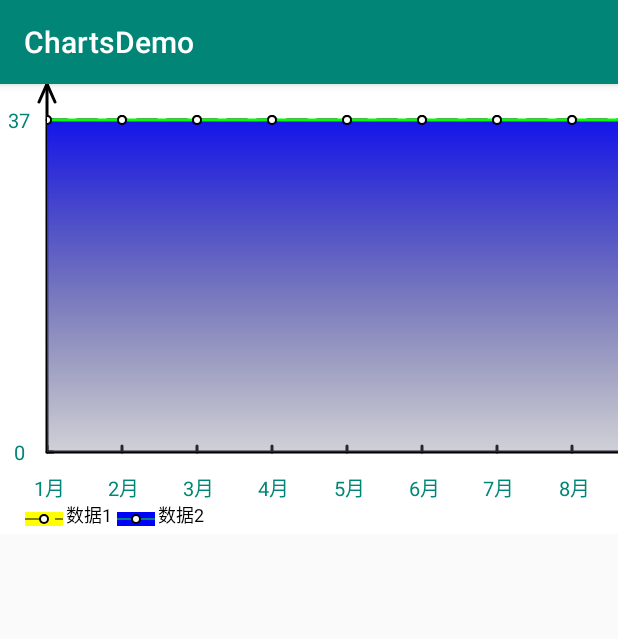
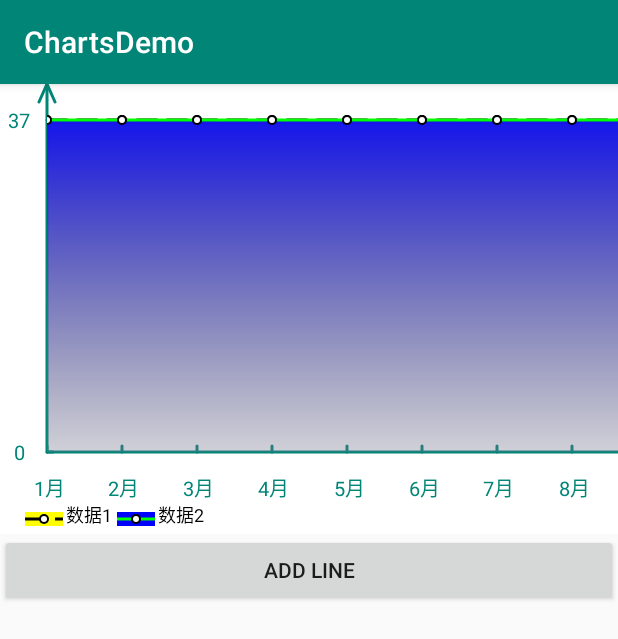
Before and after one commit to Rannver/ChartsDemo, an Android app: the screen it shows after launch (LineActivity), after a tap on "LINE CHARTS", on a phone screen of 412 x 824 dp. Shown: the top 639 px of the screen. Run offline under Robolectric (Android 15) with nearby library versions, the phone set to English and light mode, and no system bars.

Commit message:
修复无法动态添加折线的bug

```diff
--- a/app/src/main/java/rannver/com/chartsdemo/activity/LineActivity.java
+++ b/app/src/main/java/rannver/com/chartsdemo/activity/LineActivity.java
@@ -20,7 +20,7 @@ import rannver.com.chartsdemo.view.LinesChartView;
 /**
  * Created by  hqy on 2018/11/5
  */
-public class LineActivity extends AppCompatActivity implements OnChartClickListener {
+public class LineActivity extends AppCompatActivity implements OnChartClickListener,View.OnClickListener {
 
     private final String TAG = this.getClass().toString();
     private LinesChart lineChart;
@@ -31,11 +31,13 @@ public class LineActivity extends AppCompatActivity implements OnChartClickListe
         super.onCreate(savedInstanceState);
         setContentView(R.layout.activity_line);
         lineChart = findViewById(R.id.linechart);
-//        btuAdd = findViewById(R.id.btu_add);
-//        btuAdd.setOnClickListener(this);
+        lineChart.setScrollable(true);
+        btuAdd = findViewById(R.id.btu_add);
+        btuAdd.setOnClickListener(this);
         Log.d(TAG, "onCreate: "+lineChart);
         Log.d(TAG, "onCreate: "+ChartDataUtil.getLineChartData());
         try {
+            Log.d(TAG, "onCreate: ");
             LineData lineData1 = ChartDataUtil.getLineData();
             lineData1.setLineType(LineData.LINETYPE_DOTTEDLINE);
             lineData1.setFillColor(Color.YELLOW);
@@ -57,13 +59,18 @@ public class LineActivity extends AppCompatActivity implements OnChartClickListe
         PointData pointData = (PointData) data;
         Toast.makeText(this,"["+ pointData.getX()+","+ pointData.getY()+"],"+(index+1),Toast.LENGTH_SHORT).show();
     }
-//
-//    @Override
-//    public void onClick(View v) {
-//        try {
-//            lineChart.addLinesMap(ChartDataUtil.getLineData());
-//        } catch (Exception e) {
-//            e.printStackTrace();
-//        }
-//    }
+
+    @Override
+    public void onClick(View v) {
+
+        try {
+            LineData lineData = ChartDataUtil.getLineData();
+            lineData.setLineColor(Color.GREEN);
+            lineData.setFillColor(Color.BLUE);
+            lineData.setTitle("数据3");
+            lineChart.addLinesMap(lineData);
+        } catch (Exception e) {
+            e.printStackTrace();
+        }
+    }
 }
--- a/app/src/main/java/rannver/com/chartsdemo/view/LinesChart.java
+++ b/app/src/main/java/rannver/com/chartsdemo/view/LinesChart.java
@@ -90,12 +90,13 @@ public class LinesChart extends LinesChartView  {
     /**
      * 添加折线数据
      */
-    private static int linesTarget = 0;
+    private  int linesTarget = 0;
     public void addLinesMap(LineData lineData) throws Exception {
 
         if (mLinesMap.containsKey(lineData)){
             return;
         }
+        Log.d("LinesChart", "addLinesMap: ");
         if (xAxisList.size()>0 &&!xAxisList.equals(lineData.getxAxisList())){
             throw new Exception("line and view have different XAxis");
         }
@@ -103,6 +104,7 @@ public class LinesChart extends LinesChartView  {
             xAxisList = lineData.getxAxisList();
         }
         mLinesMap.put(lineData,linesTarget++);
+        postInvalidate();
     }
 
     public void setXyLineColor(int xyLineColor) {
--- a/app/src/main/java/rannver/com/chartsdemo/view/LinesChartView.java
+++ b/app/src/main/java/rannver/com/chartsdemo/view/LinesChartView.java
@@ -58,6 +58,8 @@ public class LinesChartView extends View {
     private Paint thresholdPaint;//阈值线画笔
     private Paint hintPaint;//折线注释画笔
 
+    //路径
+    Path linePath;
 
     //数据
     private Context context;
@@ -76,7 +78,7 @@ public class LinesChartView extends View {
     private boolean isMoveTouch = false;//点击事件是否涉及MOVE事件
     private float xLength = 0;//X轴长度
     private float cooDensity;//Y轴坐标密度
-    private float hintHeight = 0;//
+    private float hintHeight = 0;//提示文本高度
     protected OnChartClickListener onChartClickListener = null; //坐标点的监听事件
     protected List<String> xAxisList = new ArrayList<>();//x坐标轴数据的集合
     protected HashMap<LineData,Integer> mLinesMap = new HashMap<>();//存放线的数据的集合
@@ -98,9 +100,19 @@ public class LinesChartView extends View {
         this.context = context;
         initAttrs(context,attrs);
         initPaint();
+        initPath();
     }
 
-    //初始化画笔
+    /**
+     * 初始化路径
+     */
+    private void initPath() {
+        linePath = new Path();
+    }
+
+    /**
+     * 初始化画笔
+     */
     private void initPaint() {
 
         xyPaint = new Paint();
@@ -186,6 +198,8 @@ public class LinesChartView extends View {
         super.onDraw(canvas);
         canvas.drawColor(backgroundColor);//背景颜色
 
+        setXYPoint();
+
         //绘制Y轴
         drawY(canvas);
         //绘制折线注释
@@ -202,7 +216,6 @@ public class LinesChartView extends View {
         drawSelectPoint(canvas);
         //保存图层
         save(canvas,layerId);
-
     }
 
     /**
@@ -238,6 +251,7 @@ public class LinesChartView extends View {
             }
             hintPaint.setStyle(Paint.Style.STROKE);
             hintPaint.setColor(lineData.getLineColor());
+            hintPaint.setStrokeWidth(xyLineWidth);
             canvas.drawPath(hintPath,hintPaint);
 
             //画点
@@ -253,7 +267,9 @@ public class LinesChartView extends View {
             hintPaint.setColor(Color.BLACK);
             hintPaint.setStyle(Paint.Style.STROKE);
             hintPaint.setTextSize(18);
+            hintPaint.setStrokeWidth(0);
             canvas.drawText(lineData.getTitle(),startX+dp2px(LINEHINT_RECT_WIDTH)+dp2px(2),height-dp2px(8),hintPaint);
+
 
             startX += dp2px(LINEHINT_RECT_WIDTH)+ getTextBounds(lineData.getTitle(),hintPaint).width() + dp2px(7);
         }
@@ -374,6 +390,7 @@ public class LinesChartView extends View {
         path.lineTo(xLength - distance,thresholdLineYIndex);
         thresholdPaint.setColor(Color.GRAY);
         thresholdPaint.setAlpha(100);
+        thresholdPaint.setStrokeWidth(xyLineWidth/2);
         canvas.drawPath(path,thresholdPaint);
 
     }
@@ -468,7 +485,7 @@ public class LinesChartView extends View {
         linePaint.setStyle(Paint.Style.STROKE);
         linePaint.setColor(lineData.getLineColor());
         linePaint.setStrokeJoin(Paint.Join.ROUND);
-        Path linePath = new Path();
+        linePath = new Path();
         linePath.moveTo(pointDataList.get(0).getxPoint()-distance, pointDataList.get(0).getyPoint());
         for (PointData pointData : pointDataList){
             linePath.lineTo(pointData.getxPoint()-distance, pointData.getyPoint());
@@ -499,6 +516,7 @@ public class LinesChartView extends View {
      */
     private void drawX(Canvas canvas) {
 
+        Log.d(TAG, "drawX: "+xAxisList.size());
         xLength = dp2px((int) (xAxisList.size()*xScaleLength+12));//x轴的长度12dp预留x轴画箭头
         float xEnd = xStartPoint+yTextPadding+xLength; //x轴的终点(以屏幕坐标轴为参考系)
         float yEnd = yStartPoint-xTextPadding; //y轴终点（以屏幕坐标轴为参考系）
--- a/app/src/main/res/layout/activity_line.xml
+++ b/app/src/main/res/layout/activity_line.xml
@@ -11,6 +11,7 @@
         android:layout_height="300dp"
         android:id="@+id/linechart"
         app:xytextcolor="@color/colorPrimary"
+        app:xylinecolor="@color/colorPrimary"
         app:thresholdlineshow="true"
         app:threshold="70"
         app:scrollable="true"
@@ -18,10 +19,10 @@
         />
 
 
-    <!--<Button-->
-        <!--android:layout_width="match_parent"-->
-        <!--android:layout_height="wrap_content"-->
-        <!--android:id="@+id/btu_add"-->
-        <!--android:text="ADD LINE"/>-->
+    <Button
+        android:layout_width="match_parent"
+        android:layout_height="wrap_content"
+        android:id="@+id/btu_add"
+        android:text="ADD LINE"/>
 
 </LinearLayout>
```
